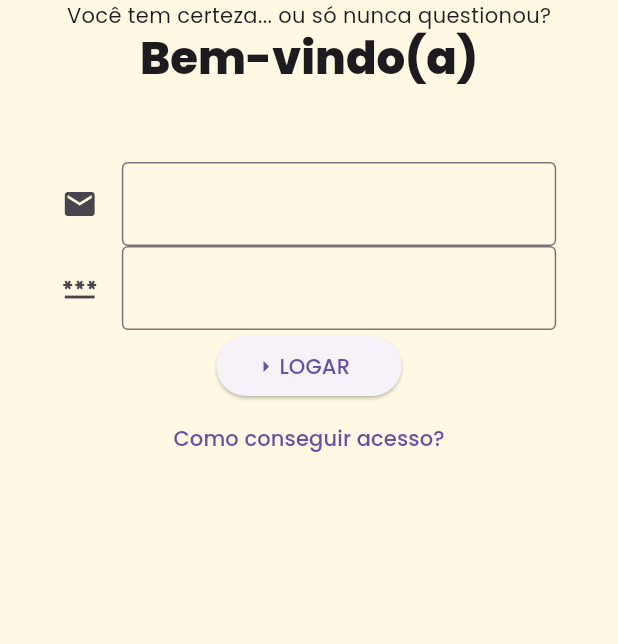
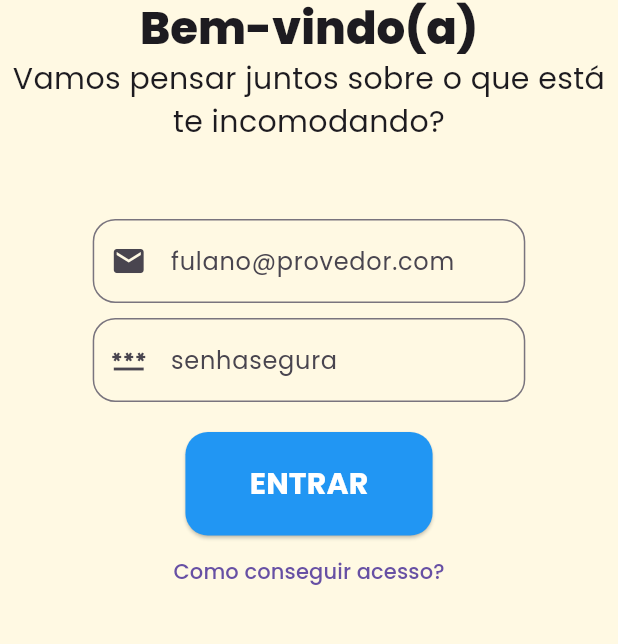
Before and after one commit to aliceclimas/socratize, a Flutter app: the LoginPage screen opened directly, on a phone screen of 412 x 824 dp, the part 309-953 px from its top. Run offline on Flutter 3.47's test engine with Material 3 defaults, Android fonts, the phone set to English and light mode, and no system bars; our stand-ins replace quickalert; network calls fail.

Commit message:
adiciona estilo à página `Login`

```diff
--- a/lib/login.page.dart
+++ b/lib/login.page.dart
@@ -14,37 +14,63 @@ class LoginPage extends StatelessWidget {
               width: MediaQuery.of(context).size.width * 0.5,
               height: MediaQuery.of(context).size.width * 0.5,
             ),
-            Text("Você tem certeza... ou só nunca questionou?"),
             Text(
               "Bem-vindo(a)",
               style: Theme.of(context).textTheme.headlineLarge,
             ),
+            Text(
+              "Vamos pensar juntos sobre o que está te incomodando?",
+              textAlign: TextAlign.center,
+              style: TextStyle(fontSize: 20),
+            ),
             SizedBox(height: 50),
             SizedBox(
-              width: MediaQuery.of(context).size.width * 0.8,
+              width: MediaQuery.of(context).size.width * 0.7,
               child: Column(
                 children: [
                   TextField(
                     decoration: InputDecoration(
-                      icon: Icon(Icons.mail),
-                      border: OutlineInputBorder(),
+                      hintText: "fulano@provedor.com",
+                      prefixIcon: Icon(Icons.mail),
+                      border: OutlineInputBorder(
+                        borderRadius: BorderRadius.circular(15),
+                      ),
                     ),
                   ),
+                  SizedBox(height: 10),
                   TextField(
+                    obscureText: true,
                     decoration: InputDecoration(
-                      icon: Icon(Icons.password),
-                      border: OutlineInputBorder(),
+                      hintText: "senhasegura",
+                      prefixIcon: Icon(Icons.password),
+                      border: OutlineInputBorder(
+                        borderRadius: BorderRadius.circular(15),
+                      ),
                     ),
                   ),
+                  SizedBox(height: 20),
                   SizedBox(
-                    width: MediaQuery.of(context).size.width * 0.3,
+                    width: MediaQuery.of(context).size.width * 0.4,
                     child: ElevatedButton(
                       onPressed: () => {},
-                      child: Row(
-                        children: [
-                          Icon(Icons.arrow_right_outlined),
-                          Text("LOGAR"),
-                        ],
+                      style: ButtonStyle(
+                        backgroundColor: WidgetStateProperty.all(Colors.blue),
+                        padding: WidgetStateProperty.all(
+                          EdgeInsets.symmetric(horizontal: 20, vertical: 20),
+                        ),
+                        shape: WidgetStateProperty.all(
+                          RoundedRectangleBorder(
+                            borderRadius: BorderRadius.circular(15),
+                          ),
+                        ),
+                      ),
+                      child: Text(
+                        "ENTRAR",
+                        style: TextStyle(
+                          fontWeight: FontWeight.w700,
+                          color: Colors.white,
+                          fontSize: 20,
+                        ),
                       ),
                     ),
                   ),
--- a/lib/main.dart
+++ b/lib/main.dart
@@ -1,6 +1,6 @@
 import 'package:flutter/material.dart';
 import 'package:socratize/components/menu.component.dart';
-import 'package:socratize/history.page.dart';
+import 'package:socratize/login.page.dart';
 import 'package:socratize/theme.dart';
 
 void main() {
@@ -19,7 +19,7 @@ class SocratizeApp extends StatelessWidget {
       home: Scaffold(
         appBar: AppBar(title: const Text("Página Inicial")),
         drawer: const Menu(),
-        body: const HistoryPage(),
+        body: const LoginPage(),
       ),
     );
   }
```
